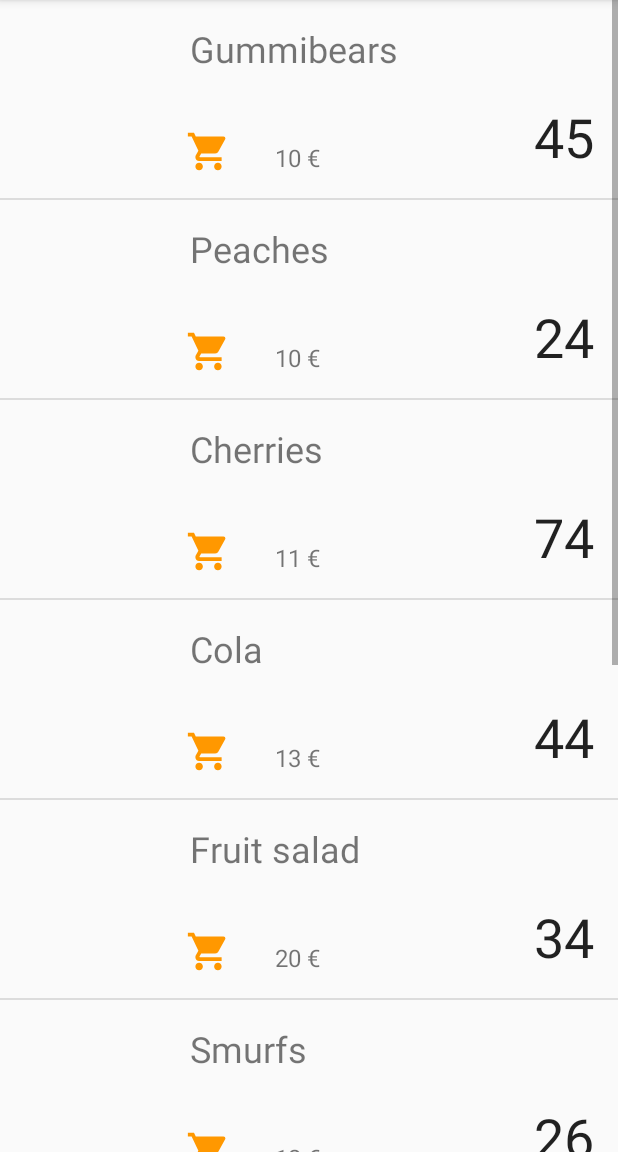
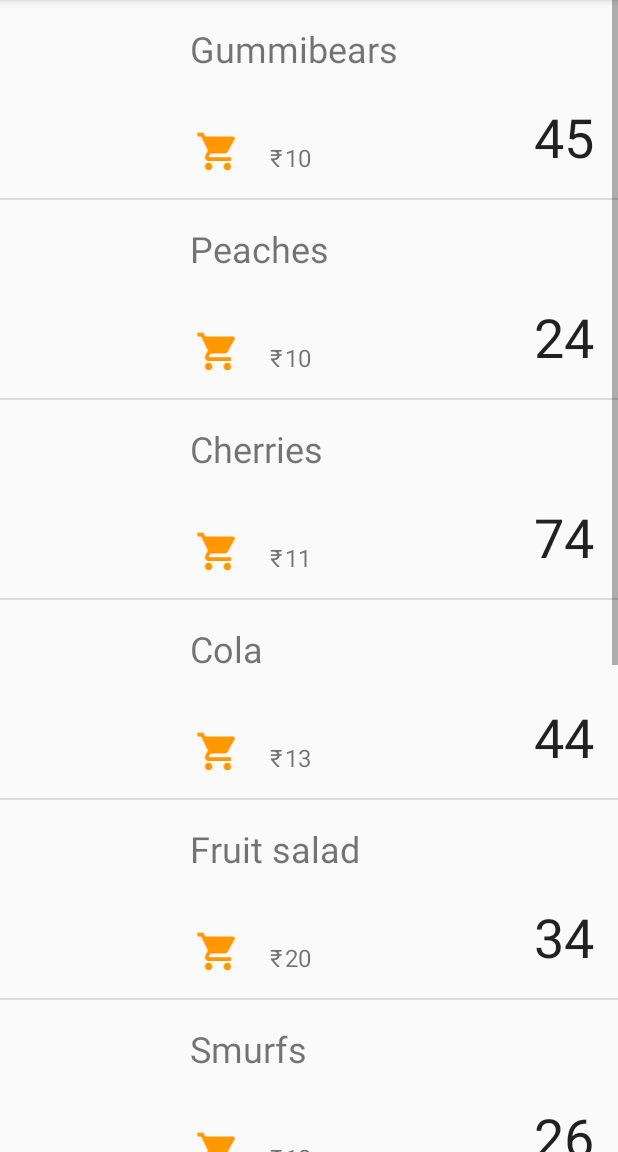
Before and after one commit to Sshanu/inventory, an Android app: the ListActivity screen opened directly, with no data from a screen before it, after a tap on "Add Dummy Data", on a phone screen of 412 x 824 dp, the part 84-1236 px from its top. Run offline under Robolectric (Android 15) with nearby library versions, the phone set to English and light mode, and no system bars.

Commit message:
change the currency symbol

```diff
--- a/app/src/main/java/com/example/shanu/mode/ListActivity.java
+++ b/app/src/main/java/com/example/shanu/mode/ListActivity.java
@@ -92,7 +92,7 @@ public class ListActivity extends AppCompatActivity {
     private void addDummyData() {
         StockItem gummibears = new StockItem(
                 "Gummibears",
-                "10 €",
+                "10 ",
                 45,
                 "Haribo GmbH",
                 "+49 000 000 0000",
@@ -102,7 +102,7 @@ public class ListActivity extends AppCompatActivity {
 
         StockItem peaches = new StockItem(
                 "Peaches",
-                "10 €",
+                "10 ",
                 24,
                 "Haribo GmbH",
                 "+49 000 000 0000",
@@ -112,7 +112,7 @@ public class ListActivity extends AppCompatActivity {
 
         StockItem cherries = new StockItem(
                 "Cherries",
-                "11 €",
+                "11 ",
                 74,
                 "Haribo GmbH",
                 "+49 000 000 0000",
@@ -122,7 +122,7 @@ public class ListActivity extends AppCompatActivity {
 
         StockItem cola = new StockItem(
                 "Cola",
-                "13 €",
+                "13 ",
                 44,
                 "Haribo GmbH",
                 "+49 000 000 0000",
@@ -132,7 +132,7 @@ public class ListActivity extends AppCompatActivity {
 
         StockItem fruitSalad = new StockItem(
                 "Fruit salad",
-                "20 €",
+                "20 ",
                 34,
                 "Haribo GmbH",
                 "+49 000 000 0000",
@@ -142,7 +142,7 @@ public class ListActivity extends AppCompatActivity {
 
         StockItem smurfs = new StockItem(
                 "Smurfs",
-                "12 €",
+                "12 ",
                 26,
                 "Haribo GmbH",
                 "+49 000 000 0000",
@@ -152,7 +152,7 @@ public class ListActivity extends AppCompatActivity {
 
         StockItem fresquito = new StockItem(
                 "Fresquito",
-                "9 €",
+                "9 ",
                 54,
                 "Fiesta S.A.",
                 "+34 000 000 0000",
@@ -162,7 +162,7 @@ public class ListActivity extends AppCompatActivity {
 
         StockItem hotChillies = new StockItem(
                 "Hot chillies",
-                "13 €",
+                "13 ",
                 12,
                 "Fiesta S.A.",
                 "+34 000 000 0000",
@@ -172,7 +172,7 @@ public class ListActivity extends AppCompatActivity {
 
         StockItem lolipopStrawberry = new StockItem(
                 "Lolipop strawberry",
-                "12 €",
+                "12 ",
                 62,
                 "Fiesta S.A.",
                 "+34 000 000 0000",
@@ -182,7 +182,7 @@ public class ListActivity extends AppCompatActivity {
 
         StockItem heartGummy = new StockItem(
                 "Heart gummy jellies",
-                "13 €",
+                "13 ",
                 22,
                 "Fiesta S.A.",
                 "+34 000 000 0000",
--- a/app/src/main/java/com/example/shanu/mode/NavigationActivity.java
+++ b/app/src/main/java/com/example/shanu/mode/NavigationActivity.java
@@ -4,6 +4,7 @@ import android.content.Intent;
 import android.os.Bundle;
 import android.support.design.widget.FloatingActionButton;
 import android.support.design.widget.Snackbar;
+import android.view.MenuInflater;
 import android.view.View;
 import android.support.design.widget.NavigationView;
 import android.support.v4.view.GravityCompat;
@@ -63,7 +64,8 @@ public class NavigationActivity extends AppCompatActivity
     @Override
     public boolean onCreateOptionsMenu(Menu menu) {
         // Inflate the menu; this adds items to the action bar if it is present.
-        getMenuInflater().inflate(R.menu.navigation, menu);
+        MenuInflater inflater = getMenuInflater();
+        inflater.inflate(R.menu.navigation, menu);
         return true;
     }
 
@@ -110,7 +112,6 @@ public class NavigationActivity extends AppCompatActivity
             startActivity(intent);
         }  else if (id == R.id.nav_manage) {
 
-
         } else if (id == R.id.nav_share) {
 
         } else if (id == R.id.nav_send) {
--- a/app/src/main/res/layout/activity_details.xml
+++ b/app/src/main/res/layout/activity_details.xml
@@ -3,7 +3,7 @@
     xmlns:tools="http://schemas.android.com/tools"
     android:layout_width="match_parent"
     android:layout_height="match_parent"
-    tools:context="eu.laramartin.inventorymanager.DetailsActivity">
+    tools:context="DetailsActivity">
 
     <LinearLayout
         android:layout_width="match_parent"
--- a/app/src/main/res/layout/list_item.xml
+++ b/app/src/main/res/layout/list_item.xml
@@ -43,18 +43,24 @@
                 android:src="@drawable/ic_local_grocery_store_24dp"
                 android:focusableInTouchMode="false"
                 android:text="@string/sale_button" />
-
+            <TextView
+                android:layout_width="wrap_content"
+                android:layout_height="wrap_content"
+                android:textAppearance="?android:attr/textAppearanceSmall"
+                android:layout_weight="0"
+                android:textSize="16sp"
+                android:text="₹"/>
             <TextView
                 android:id="@+id/price"
                 android:layout_width="0dp"
                 android:layout_height="match_parent"
-                android:layout_weight="2"
-                android:paddingLeft="16dp"
+                android:layout_weight="1"
+                android:paddingLeft="2dp"
                 android:text=""
                 android:textAppearance="?android:attr/textAppearanceSmall"
                 android:textSize="16sp"
                 android:gravity="bottom"
-                tools:text="100yen" />
+                tools:text="100" />
 
             <TextView
                 android:id="@+id/quantity"
```
Also changed, not shown: app/src/main/java/com/example/shanu/mode/listFragment.java (deleted, +0 -65 lines), app/src/main/res/layout/fragment_list.xml (deleted, +0 -13 lines).
